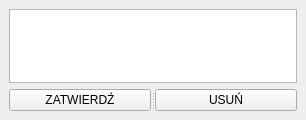
Before: the Qt Designer form templates/zamowienia/order.ui in PanWitold/program_ksiegowy, drawn with Qt 5.
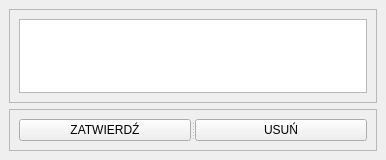
After: the same form once the commit is applied.

Diff of the .ui file:
```diff
--- a/templates/zamowienia/order.ui
+++ b/templates/zamowienia/order.ui
@@ -6,25 +6,70 @@
    <rect>
     <x>0</x>
     <y>0</y>
-    <width>306</width>
-    <height>120</height>
+    <width>386</width>
+    <height>160</height>
    </rect>
   </property>
   <property name="windowTitle">
    <string>Zamówienie</string>
   </property>
   <widget class="QWidget" name="centralwidget">
-   <layout class="QGridLayout" name="gridLayout_2">
+   <layout class="QGridLayout" name="gridLayout_3">
     <item row="0" column="0">
+     <layout class="QVBoxLayout" name="verticalLayout">
+      <item>
+       <widget class="QFrame" name="frame">
+        <property name="frameShape">
+         <enum>QFrame::StyledPanel</enum>
+        </property>
+        <property name="frameShadow">
+         <enum>QFrame::Raised</enum>
+        </property>
      <layout class="QGridLayout" name="gridLayout">
       <item row="0" column="0">
        <widget class="QTableWidget" name="tableWidget">
-        <property name="contextMenuPolicy">
-         <enum>Qt::PreventContextMenu</enum>
-        </property>
-       </widget>
-      </item>
-      <item row="1" column="0">
+           <property name="enabled">
+            <bool>true</bool>
+           </property>
+           <property name="focusPolicy">
+            <enum>Qt::NoFocus</enum>
+           </property>
+           <property name="sizeAdjustPolicy">
+            <enum>QAbstractScrollArea::AdjustToContents</enum>
+           </property>
+           <property name="autoScroll">
+            <bool>true</bool>
+           </property>
+           <property name="editTriggers">
+            <set>QAbstractItemView::NoEditTriggers</set>
+           </property>
+           <property name="tabKeyNavigation">
+            <bool>false</bool>
+           </property>
+           <property name="showDropIndicator" stdset="0">
+            <bool>false</bool>
+           </property>
+           <property name="dragDropOverwriteMode">
+            <bool>false</bool>
+           </property>
+           <property name="showGrid">
+            <bool>true</bool>
+           </property>
+          </widget>
+         </item>
+        </layout>
+       </widget>
+      </item>
+      <item>
+       <widget class="QFrame" name="frame_2">
+        <property name="frameShape">
+         <enum>QFrame::StyledPanel</enum>
+        </property>
+        <property name="frameShadow">
+         <enum>QFrame::Raised</enum>
+        </property>
+        <layout class="QGridLayout" name="gridLayout_2">
+         <item row="0" column="0">
        <widget class="QSplitter" name="splitter">
         <property name="orientation">
          <enum>Qt::Horizontal</enum>
@@ -39,6 +84,9 @@
           <string>USUŃ</string>
          </property>
         </widget>
+          </widget>
+         </item>
+        </layout>
        </widget>
       </item>
      </layout>
```
Left out of the diff: 2 changed lines with no effect on the pictures. Lines whose indentation alone changed are shown as unchanged.
